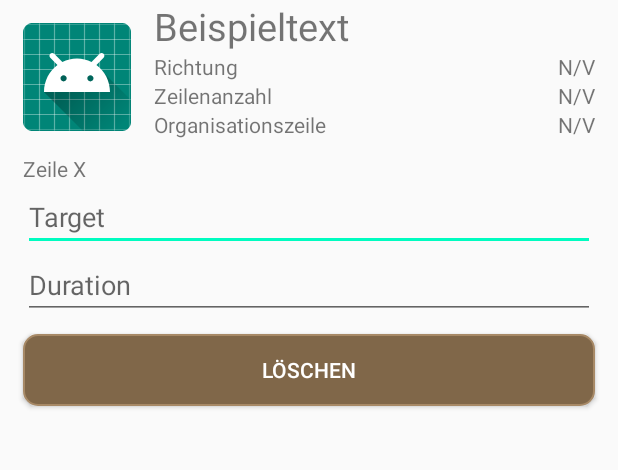
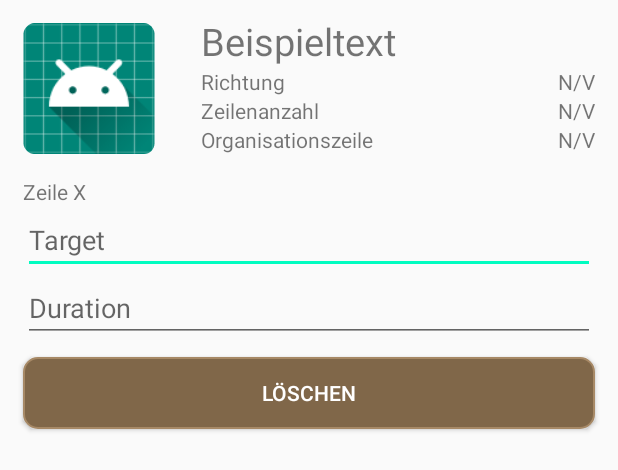
Before and after one commit to Jo-Chris/DigitalSignpostMobile, an Android app: the layout detail_view_single_sign.xml on its own in the app's theme, with its tools: preview values and no code run, on a phone screen of 412 x 824 dp. Shown: the top 470 px of the screen. Run offline under Robolectric (Android 15) with nearby library versions, the phone set to English and light mode, and no system bars.

Commit message:
detail view

```diff
--- a/app/src/main/res/layout/detail_view_single_sign.xml
+++ b/app/src/main/res/layout/detail_view_single_sign.xml
@@ -1,17 +1,31 @@
 <?xml version="1.0" encoding="utf-8"?>
-<RelativeLayout xmlns:android="http://schemas.android.com/apk/res/android"
+<LinearLayout xmlns:android="http://schemas.android.com/apk/res/android"
     android:orientation="vertical"
     android:layout_width="match_parent"
     android:layout_height="wrap_content"
     android:foregroundGravity="right">
 
+    <LinearLayout
+        android:layout_width="match_parent"
+        android:layout_height="wrap_content"
+        android:orientation="horizontal">
+
         <ImageView
             android:id="@+id/signImage"
-        android:layout_width="wrap_content"
+            android:layout_width="0dp"
+            android:layout_height="match_parent"
+            android:layout_marginTop="15dp"
+            android:layout_marginStart="15dp"
+            android:src="@mipmap/ic_launcher_round"
+            android:layout_weight="0.3"
+            android:contentDescription="@string/show_the_captured_image" />
+
+        <RelativeLayout
+            android:layout_width="0dp"
             android:layout_height="wrap_content"
+            android:layout_weight="1"
             android:layout_marginStart="15dp"
-        android:layout_marginTop="15dp"
-        android:src="@mipmap/ic_launcher_round"/>
+            android:orientation="vertical">
 
             <TextView
                 android:id="@+id/signnameText"
@@ -19,8 +33,9 @@
                 android:layout_height="wrap_content"
                 android:textSize="25sp"
                 android:layout_marginStart="15dp"
+                android:layout_marginTop="10dp"
                 android:text="@string/beispieltext"
-        android:layout_toEndOf="@id/signImage"/>
+                />
 
             <!-- Direction -->
 
@@ -30,8 +45,7 @@
                 android:layout_height="wrap_content"
                 android:text="@string/direction"
                 android:layout_marginStart="15dp"
-        android:layout_below="@id/signnameText"
-        android:layout_toEndOf="@id/signImage"/>
+                android:layout_below="@id/signnameText"/>
 
             <TextView
                 android:id="@+id/directionValue"
@@ -51,8 +65,7 @@
                 android:layout_height="wrap_content"
                 android:text="@string/rowNumber"
                 android:layout_marginStart="15dp"
-        android:layout_below="@id/directionText"
-        android:layout_toEndOf="@id/signImage"/>
+                android:layout_below="@id/directionValue"/>
 
 
             <TextView
@@ -73,8 +86,8 @@
                 android:layout_height="wrap_content"
                 android:text="@string/resOrg"
                 android:layout_marginStart="15dp"
-        android:layout_below="@id/rowNumberText"
-        android:layout_toEndOf="@id/signImage"/>
+                android:layout_below="@id/rowCountValue"/>
+
             <TextView
                 android:id="@+id/resOrgValue"
                 android:layout_width="wrap_content"
@@ -83,16 +96,19 @@
                 android:layout_marginStart="15dp"
                 android:layout_marginEnd="15dp"
                 android:layout_alignParentEnd="true"
-        android:layout_alignBaseline="@id/resOrgText"/>
+                android:layout_below="@id/rowCountValue"/>
+
+        </RelativeLayout>
+    </LinearLayout>
 
     <TextView
         android:id="@+id/rowNumber"
         android:layout_width="wrap_content"
         android:layout_height="wrap_content"
-        android:text="@string/zeile_x"
         android:layout_marginStart="15dp"
         android:layout_marginTop="15dp"
-        android:layout_below="@id/signImage"/>
+        android:text="@string/zeile_x"
+        />
 
     <com.google.android.material.textfield.TextInputEditText
         android:id="@+id/targetET"
@@ -125,8 +141,4 @@
         android:layout_marginEnd="15dp"
         android:layout_marginBottom="15dp"
         android:layout_below="@id/durationET"/>
-
-
-
-
-</RelativeLayout>
+</LinearLayout>
```
Lines whose indentation alone changed are shown as unchanged.
